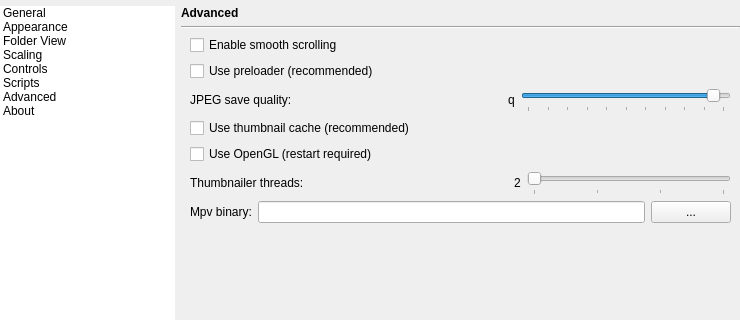
First picture: the form in qimgv/gui/dialogs/settingsdialog.ui, repository do-i/thumbgrid, before the edit; both pictures show x 0 to 740 and y 0 to 320 of the 740 by 680 pixel window.
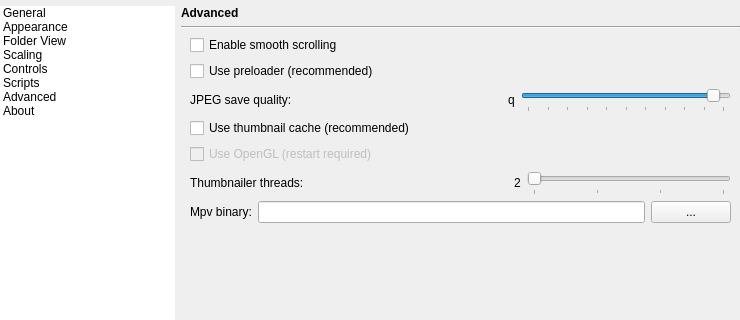
Second picture: the form after the edit. The open tabs and pages were chosen to show the change. Custom widgets are drawn as their Qt base class.

Commit message: [settings] turn off opengl option for now

```diff
--- a/qimgv/gui/dialogs/settingsdialog.ui
+++ b/qimgv/gui/dialogs/settingsdialog.ui
@@ -2933,8 +2933,8 @@
                <rect>
                 <x>0</x>
                 <y>0</y>
-                <width>352</width>
-                <height>249</height>
+                <width>553</width>
+                <height>624</height>
                </rect>
               </property>
               <layout class="QVBoxLayout" name="verticalLayout_31">
@@ -2986,6 +2986,9 @@
                  </property>
                  <item row="4" column="0">
                   <widget class="QCheckBox" name="useOpenGLCheckBox">
+                   <property name="enabled">
+                    <bool>false</bool>
+                   </property>
                    <property name="text">
                     <string>Use OpenGL (restart required)</string>
                    </property>
```
Left out of the diff: 4 changed lines with no effect on the pictures. The commit also changes 1 other file.
